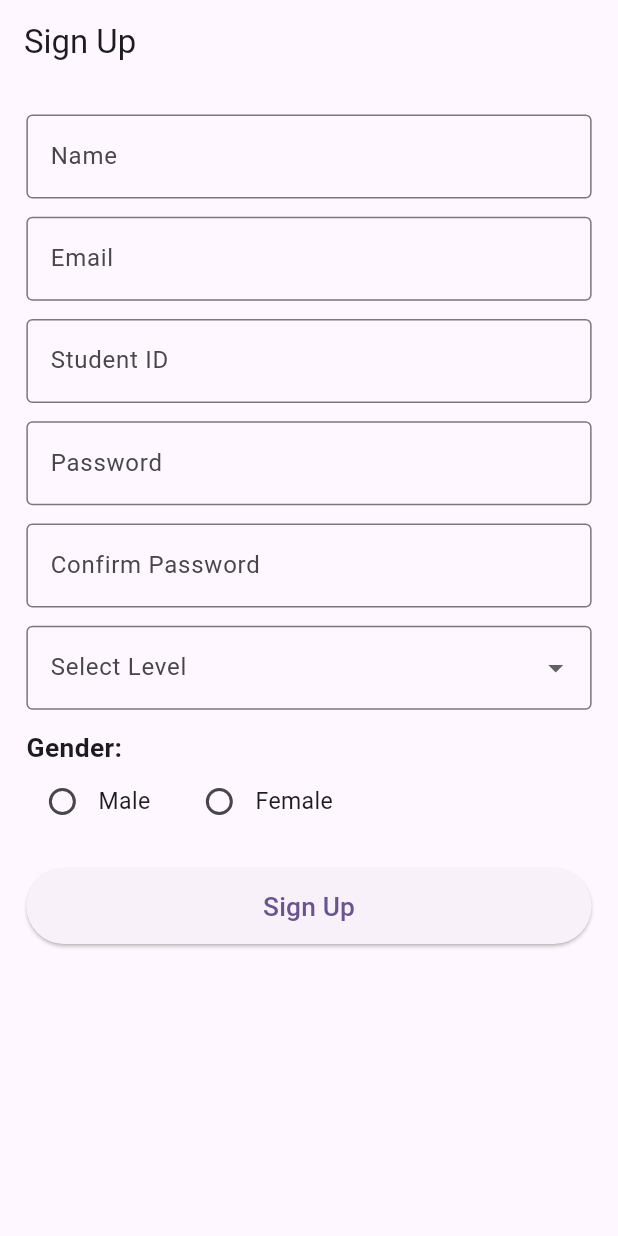
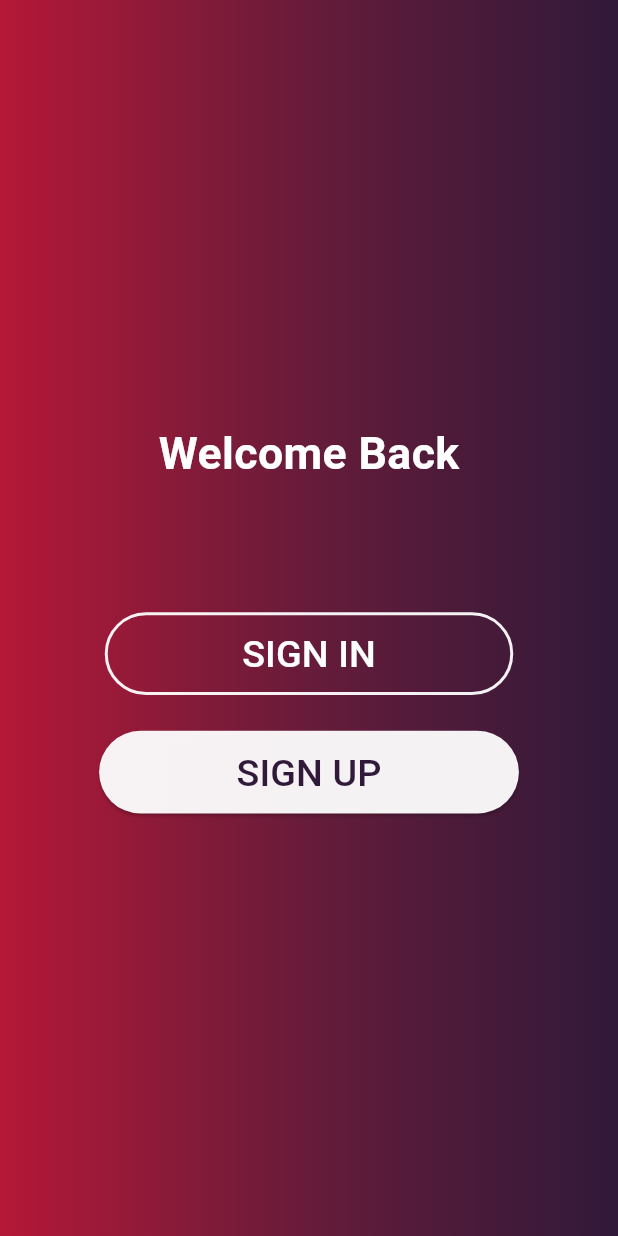
Before and after one commit to saraalbagory/a1, a Flutter app: the screen it shows after launch, on a phone screen of 412 x 824 dp. Run offline on Flutter 3.47's test engine with Material 3 defaults, Android fonts, the phone set to English and light mode, and no system bars; our stand-ins replace flutter_screenutil, sqflite_common_ffi; accounts and stored records are empty.

Commit message:
did the welcome screen

```diff
--- a/lib/main.dart
+++ b/lib/main.dart
@@ -1,5 +1,8 @@
+import 'package:a1/view/sign_in_screen.dart';
 import 'package:a1/view/sign_up_view.dart';
+import 'package:a1/view/welcome_screen.dart';
 import 'package:flutter/material.dart';
+import 'package:flutter_screenutil/flutter_screenutil.dart';
 
 void main() {
   runApp(const MyApp());
@@ -11,11 +14,23 @@ class MyApp extends StatelessWidget {
   // This widget is the root of your application.
   @override
   Widget build(BuildContext context) {
-    return MaterialApp(
-      theme: ThemeData(
-        colorScheme: ColorScheme.fromSeed(seedColor: Colors.deepPurple),
-      ),
-      home: const SignUpView(),
+    return ScreenUtilInit(
+      designSize: const Size(360, 690),
+      minTextAdapt: true,
+      splitScreenMode: true,
+      builder: (_, child) {
+        return MaterialApp(
+          debugShowCheckedModeBanner: false,
+          routes: {
+            WelcomeScreen.routeName: (context) => const WelcomeScreen(),
+            SignInScreen.routeName: (context) => const SignInScreen(),
+            SignUpView.routeName: (context) => const SignUpView(),
+          },
+          initialRoute: WelcomeScreen.routeName,
+        );
+      },
+
+      child: const WelcomeScreen(),
     );
   }
 }
--- a/lib/view/sign_in_screen.dart
+++ b/lib/view/sign_in_screen.dart
@@ -1,10 +1,18 @@
 import 'package:flutter/material.dart';
 
-class SignInScreen extends StatelessWidget {
+class SignInScreen extends StatefulWidget {
   const SignInScreen({super.key});
+  static const String routeName="Sign In screen";
 
   @override
+  State<SignInScreen> createState() => _SignInScreenState();
+}
+
+class _SignInScreenState extends State<SignInScreen> {
+  @override
   Widget build(BuildContext context) {
-    return const Placeholder();
+    return Scaffold(
+
+    );
   }
 }
--- a/lib/view/sign_up_view.dart
+++ b/lib/view/sign_up_view.dart
@@ -6,6 +6,7 @@ import 'package:flutter_screenutil/flutter_screenutil.dart';
 
 class SignUpView extends StatefulWidget {
   const SignUpView({super.key});
+  static const String routeName="Sign Up screen";
 
   @override
   State<SignUpView> createState() => _SignUpViewState();
--- /dev/null
+++ b/lib/view/welcome_screen.dart
@@ -0,0 +1,72 @@
+import 'package:a1/view/sign_in_screen.dart';
+import 'package:a1/view/sign_up_view.dart';
+import 'package:flutter/material.dart';
+import 'package:flutter_screenutil/flutter_screenutil.dart';
+
+class WelcomeScreen extends StatelessWidget {
+  const WelcomeScreen({super.key});
+  static const String routeName="Welcome screen";
+
+  @override
+  Widget build(BuildContext context) {
+    return Scaffold(
+      // appBar: AppBar(),
+      body: Container(
+        height: MediaQuery.of(context).size.height,
+        width: MediaQuery.of(context).size.width,
+        decoration: BoxDecoration(
+          gradient: LinearGradient(
+            colors: [Color(0xffb51837), Color(0xff661c3a), Color(0xff301939)],
+            begin: Alignment.topLeft,
+            end: Alignment.topRight,
+          ),
+        ),
+        child: Column(
+          spacing: 20.h,
+          mainAxisAlignment: MainAxisAlignment.center,
+
+          children: [
+            Text(
+              "Welcome Back",
+              style: TextStyle(
+                color: const Color.fromARGB(255, 255, 255, 255),
+                fontWeight: FontWeight.w700,
+                fontSize: 26.r,
+              ),
+            ),
+            SizedBox(height: 30.h,),
+            OutlinedButton(
+              onPressed: () => {
+                Navigator.pushNamed(context, SignInScreen.routeName)
+              },
+              style: OutlinedButton.styleFrom(
+                backgroundColor: Colors.transparent,
+                side: BorderSide(color: const Color.fromARGB(240, 255, 255, 255), width: 2),
+                padding: EdgeInsets.symmetric(horizontal: 80.w, vertical: 8.h),
+              ),
+              child: Text(
+                "SIGN IN",
+                style: TextStyle(fontSize: 22.r, color: Colors.white),
+
+              ),
+            ),
+            ElevatedButton(
+              onPressed: () => {
+                Navigator.pushNamed(context, SignUpView.routeName)
+              },
+              style: ElevatedButton.styleFrom(
+                backgroundColor: const Color.fromARGB(241, 255, 255, 255),
+                // minimumSize: Size(200.w, 50.h),
+                padding: EdgeInsets.symmetric(horizontal: 80.w, vertical: 8.h),
+              ),
+              child: Text(
+                "SIGN UP",
+                style: TextStyle(fontSize: 22.r, color: Color(0xff301939),
+              ),
+            )
+        )],
+        ),
+      ),
+    );
+  }
+}
--- a/pubspec.yaml
+++ b/pubspec.yaml
@@ -36,6 +36,7 @@ dependencies:
   cupertino_icons: ^1.0.8
   sqflite_common_ffi: ^2.3.5
   flutter_screenutil: ^5.9.3
+  icons_plus: ^5.0.0
 
 dev_dependencies:
   flutter_test:
@@ -60,8 +61,8 @@ flutter:
   uses-material-design: true
 
   # To add assets to your application, add an assets section, like this:
-  # assets:
-  #   - images/a_dot_burr.jpeg
+  assets:
+    - assets/Images/
   #   - images/a_dot_ham.jpeg
 
   # An image asset can refer to one or more resolution-specific "variants", see
```
Also changed, not shown: pubspec.lock.
